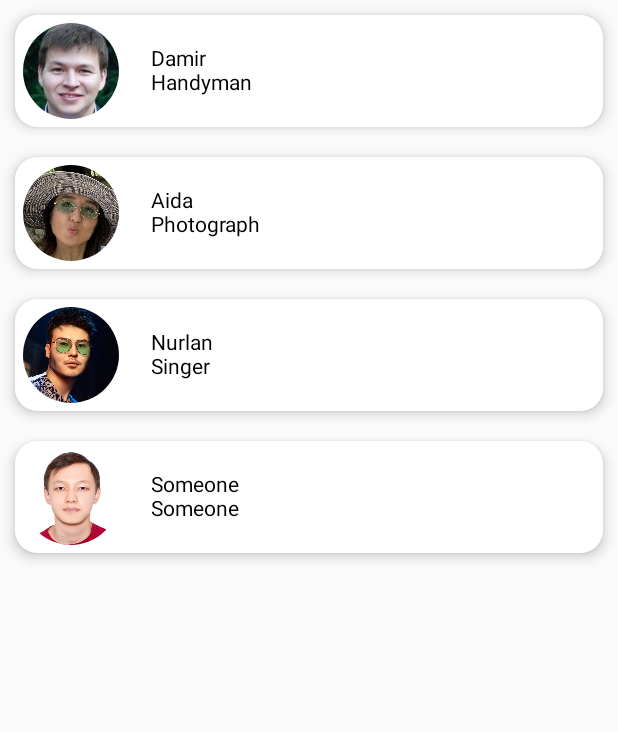
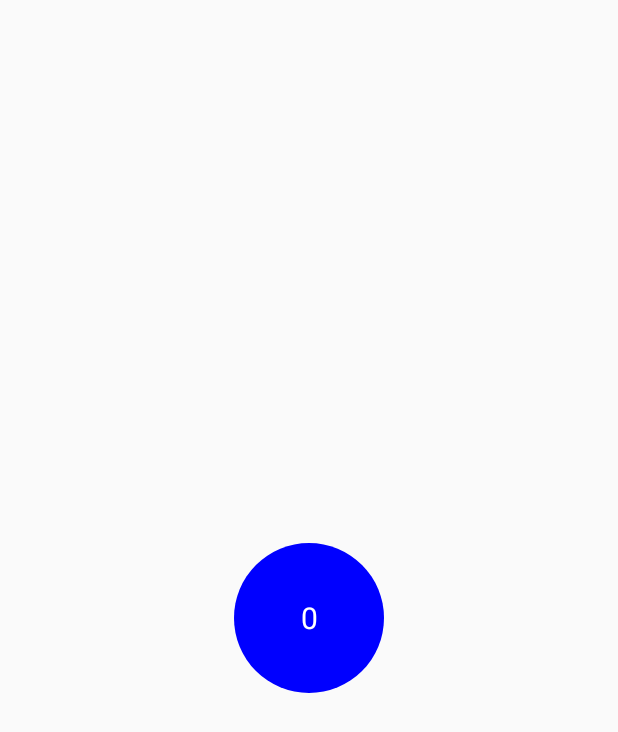
Before and after one commit to TemirlanKN/JetpackCompose, an Android app built with Jetpack Compose: the screen it shows after launch (MainActivity), on a phone screen of 412 x 824 dp. Shown: the top 732 px of the screen. Run offline under Robolectric (Android 15) with nearby library versions, the phone set to English and light mode, and no system bars.

Commit message:
Box modifier with clickable functionality

```diff
--- a/app/src/main/java/com/trasty/compose/MainActivity.kt
+++ b/app/src/main/java/com/trasty/compose/MainActivity.kt
@@ -19,6 +19,8 @@ import androidx.compose.material.MaterialTheme
 import androidx.compose.material.Surface
 import androidx.compose.material.Text
 import androidx.compose.runtime.Composable
+import androidx.compose.runtime.mutableStateOf
+import androidx.compose.runtime.remember
 import androidx.compose.ui.Alignment
 import androidx.compose.ui.Modifier
 import androidx.compose.ui.draw.clip
@@ -26,46 +28,81 @@ import androidx.compose.ui.graphics.Color
 import androidx.compose.ui.input.pointer.pointerInput
 import androidx.compose.ui.layout.ContentScale
 import androidx.compose.ui.res.painterResource
+import androidx.compose.ui.text.TextStyle
 import androidx.compose.ui.tooling.preview.Preview
 import androidx.compose.ui.unit.dp
+import androidx.compose.ui.unit.sp
 import com.trasty.compose.ui.theme.ComposeTheme
+import kotlin.text.Typography.less
 
 class MainActivity : ComponentActivity() {
     override fun onCreate(savedInstanceState: Bundle?) {
         super.onCreate(savedInstanceState)
         setContent {
-            Column(
-                modifier = Modifier.verticalScroll(rememberScrollState())
-            ){
-                ListItem("Damir", "Handyman")
-                ListItem("Aida", "Photograph")
-                ListItem("Nurlan", "Singer")
-                ListItem("Someone", "Someone")
+//            Column(
+//                modifier = Modifier.verticalScroll(rememberScrollState())
+//            ){
+//                ListItem("Damir", "Handyman")
+//                ListItem("Aida", "Photograph")
+//                ListItem("Nurlan", "Singer")
+//                ListItem("Someone", "Someone")
+//            }
+            Box(modifier = Modifier.fillMaxSize(),
+                contentAlignment = Alignment.Center) {
+                CircleItem()
             }
         }
     }
 }
 
 @Composable
+private fun CircleItem(){
+    var counter = remember {
+        mutableStateOf(0)
+    }
+    var color = remember {
+        mutableStateOf(Color.Blue)
+    }
+    Box(modifier = Modifier
+        .size(100.dp)
+        .background(color = color.value, shape = CircleShape)
+        .clickable {
+            when (++counter.value % 3) {
+                0 -> color.value = Color.Red
+                1 -> color.value = Color.Green
+                2 -> color.value = Color.Black
+            }
+        },
+            contentAlignment = Alignment.Center){
+            Text(text = counter.value.toString(),
+            style = TextStyle(color = Color.White, fontSize = 20.sp)
+            )
+    }
+}
+
+@Composable
 private fun ListItem(name: String, prof: String){
+    var color = remember {
+        mutableStateOf(Color.White)
+    }
+    var counter = remember {
+        mutableStateOf(0)
+    }
     Card(
         modifier = Modifier
             .fillMaxWidth()
             .padding(10.dp)
-            .pointerInput(Unit){
-                detectHorizontalDragGestures { change, dragAmount ->
-                    Log.d("MyLog", "Long press $dragAmount")
+            .clickable {
+                when (++counter.value) {
+                    10 -> color.value = Color.Cyan
+                    20 -> color.value = Color.LightGray
                 }
-
-
-            }
-            .clickable {
-                Log.d("MyLog", "Clicked $name")
+//                Log.d("MyLog", "Counter for $name = $counter")
             },
         shape = RoundedCornerShape(15.dp),
         elevation = 5.dp
     ){
-        Box(){
+        Box(modifier = Modifier.background(color = color.value)){
             Row(verticalAlignment = Alignment.CenterVertically){
                 Image(
                     painter = painterResource(id =
@@ -86,6 +123,7 @@ private fun ListItem(name: String, prof: String){
                 Column(
                     modifier = Modifier.padding(start = 16.dp)
                 ) {
+                    Text(text = counter.value.toString())
                     Text(text = name)
                     Text(text = prof)
                 }
```
